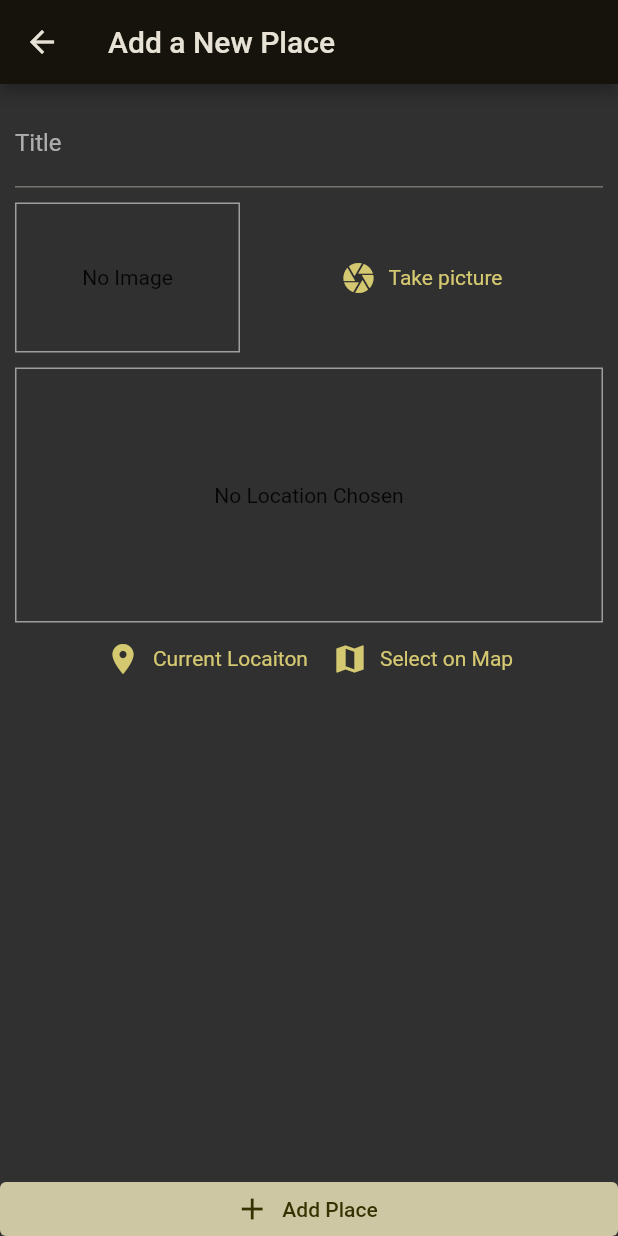
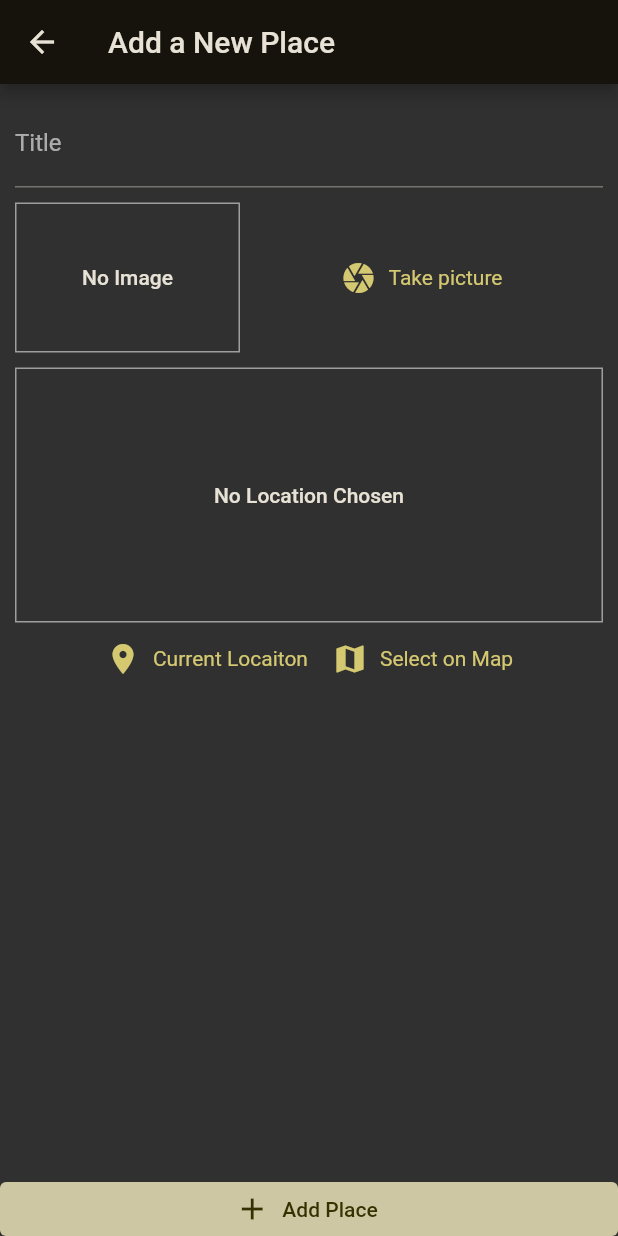
Before and after one commit to MiraculousNightingale/nightingale_flutter_native_practice, a Flutter app: the screen it shows after launch, after a tap on the "add" icon, on a phone screen of 412 x 824 dp. Run offline on Flutter 3.47's test engine with Material 2 defaults, Android fonts, the phone set to English and light mode, and no system bars; our stand-ins replace google_fonts, google_maps_flutter, image_picker, location, sqflite; accounts and stored records are empty; Roboto replaces fonts that are missing (Ubuntu).

Commit message:
Fix place form layout, update ui theme

```diff
--- a/lib/screens/add_place_screen.dart
+++ b/lib/screens/add_place_screen.dart
@@ -47,12 +47,17 @@ class _AddPlaceScreenState extends State<AddPlaceScreen> {
       appBar: AppBar(
         title: const Text('Add a New Place'),
       ),
-      body: Column(
+      body: LayoutBuilder(
+        builder: (context, constraints) => SingleChildScrollView(
+          child: ConstrainedBox(
+            constraints: BoxConstraints(
+              minHeight: constraints.maxHeight,
+            ),
+            child: Column(
               mainAxisAlignment: MainAxisAlignment.spaceBetween,
               crossAxisAlignment: CrossAxisAlignment.stretch,
               children: [
-          SingleChildScrollView(
-            child: Padding(
+                Padding(
                   padding: const EdgeInsets.all(10.0),
                   child: Column(
                     children: [
@@ -69,7 +74,6 @@ class _AddPlaceScreenState extends State<AddPlaceScreen> {
                     ],
                   ),
                 ),
-          ),
                 ElevatedButton.icon(
                   onPressed: _savePlace,
                   icon: const Icon(Icons.add),
@@ -82,6 +86,9 @@ class _AddPlaceScreenState extends State<AddPlaceScreen> {
                 ),
               ],
             ),
+          ),
+        ),
+      ),
     );
   }
 }
--- a/lib/screens/places_list_screen.dart
+++ b/lib/screens/places_list_screen.dart
@@ -10,6 +10,7 @@ class PlacesListScreen extends StatelessWidget {
 
   @override
   Widget build(BuildContext context) {
+    final theme = Theme.of(context);
     return Scaffold(
       appBar: AppBar(
         title: const Text('Your Places'),
@@ -51,8 +52,13 @@ class PlacesListScreen extends StatelessWidget {
                           },
                         ),
                       ),
-                child: const Center(
-                  child: Text('Got no places yet, start adding some!'),
+                child: Center(
+                  child: Text(
+                    'Got no places yet, start adding some!',
+                    style: theme.textTheme.titleMedium!.copyWith(
+                      color: theme.colorScheme.onBackground,
+                    ),
+                  ),
                 ),
               ),
       ),
--- a/lib/widgets/image_input.dart
+++ b/lib/widgets/image_input.dart
@@ -37,6 +37,7 @@ class _ImageInputState extends State<ImageInput> {
 
   @override
   Widget build(BuildContext context) {
+    final theme = Theme.of(context);
     return Row(
       children: [
         Container(
@@ -52,9 +53,12 @@ class _ImageInputState extends State<ImageInput> {
                   fit: BoxFit.cover,
                   width: double.infinity,
                 )
-              : const Text(
+              : Text(
                   'No Image',
                   textAlign: TextAlign.center,
+                  style: theme.textTheme.bodyLarge!.copyWith(
+                    color: theme.colorScheme.onBackground,
+                  ),
                 ),
         ),
         Expanded(
--- a/lib/widgets/location_input.dart
+++ b/lib/widgets/location_input.dart
@@ -53,6 +53,7 @@ class _LocationInputState extends State<LocationInput> {
 
   @override
   Widget build(BuildContext context) {
+    final theme = Theme.of(context);
     return Column(
       children: [
         Container(
@@ -60,10 +61,13 @@ class _LocationInputState extends State<LocationInput> {
           width: double.infinity,
           decoration: BoxDecoration(border: Border.all(color: Colors.grey)),
           child: _previewImageUrl == null
-              ? const Center(
+              ? Center(
                   child: Text(
                     'No Location Chosen',
                     textAlign: TextAlign.center,
+                    style: theme.textTheme.bodyLarge!.copyWith(
+                      color: theme.colorScheme.onBackground,
+                    ),
                   ),
                 )
               : Image.network(
```
Lines whose indentation alone changed are shown as unchanged.
